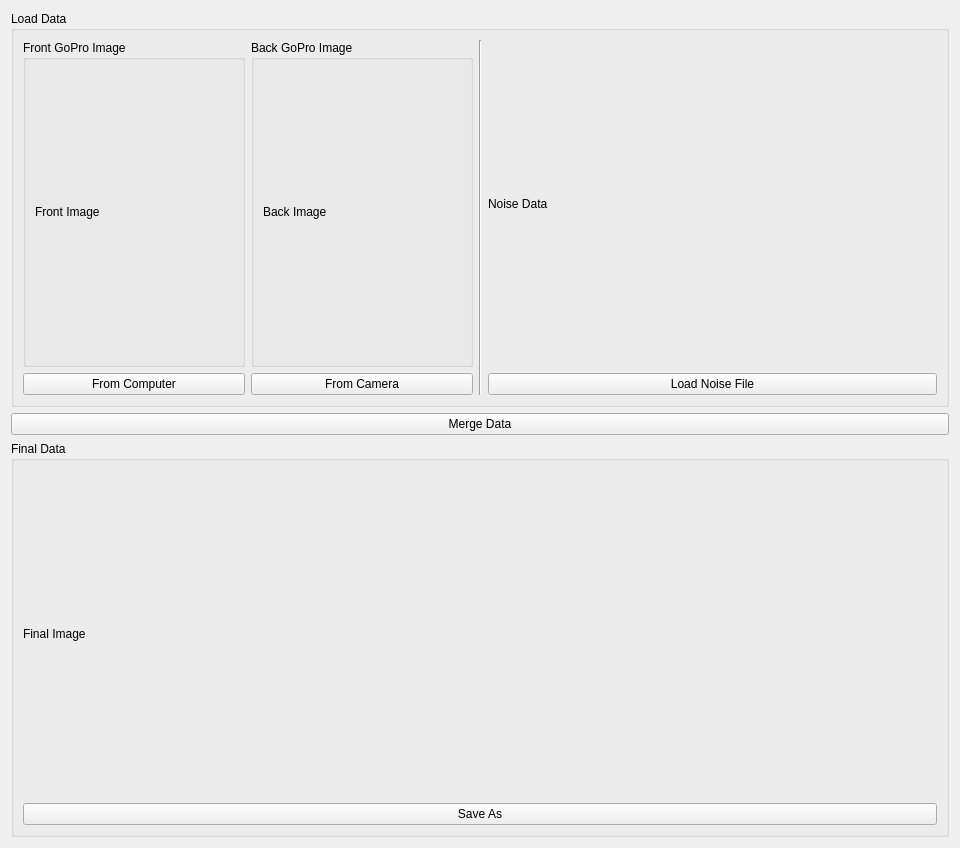
Above: src/views/MergeDataWidget.ui from frmeu9/projet_fin_etude before the change. Below: the same form after it.
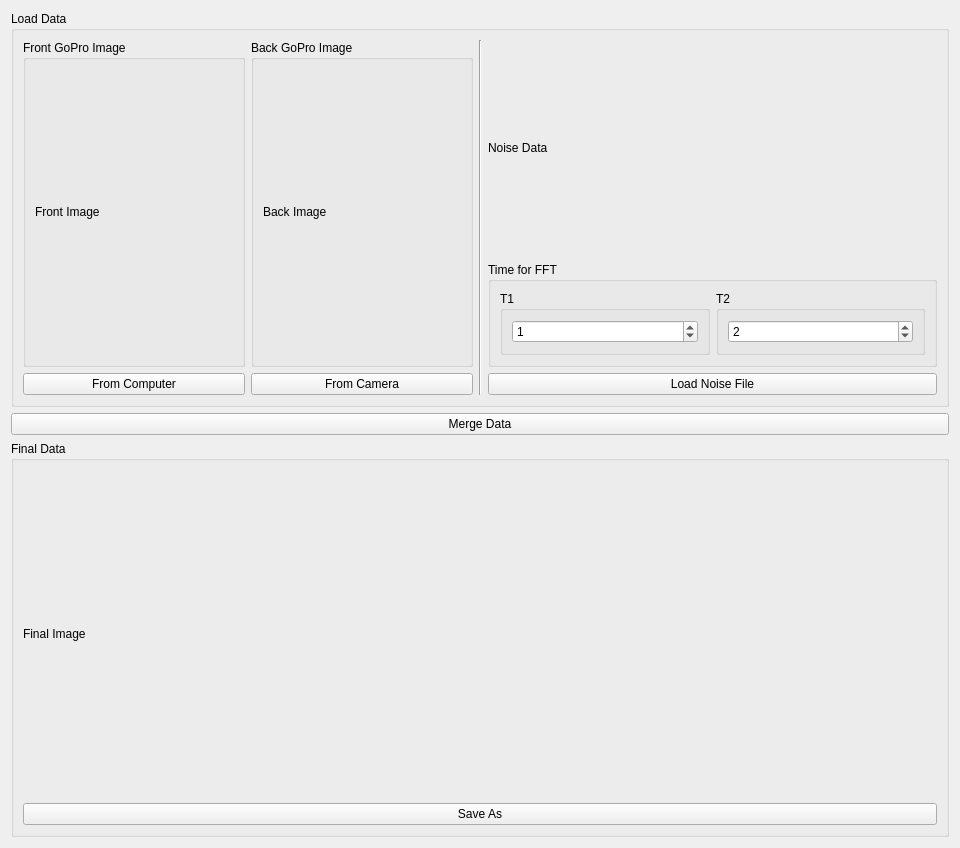
That is the form after the change.

Diff of the .ui file:
```diff
--- a/src/views/MergeDataWidget.ui
+++ b/src/views/MergeDataWidget.ui
@@ -56,36 +56,6 @@
      <layout class="QGridLayout" name="gridLayout_5">
       <item row="0" column="0">
        <layout class="QGridLayout" name="LAYOUT_loadDAta">
-        <item row="0" column="2">
-         <layout class="QVBoxLayout" name="LAYOUT_noiseData">
-          <item>
-           <widget class="QLabel" name="LA_noiseData">
-            <property name="sizePolicy">
-             <sizepolicy hsizetype="Preferred" vsizetype="Preferred">
-              <horstretch>0</horstretch>
-              <verstretch>0</verstretch>
-             </sizepolicy>
-            </property>
-            <property name="text">
-             <string>Noise Data</string>
-            </property>
-           </widget>
-          </item>
-          <item>
-           <widget class="QPushButton" name="PB_loadNoiseFile">
-            <property name="sizePolicy">
-             <sizepolicy hsizetype="Preferred" vsizetype="Maximum">
-              <horstretch>0</horstretch>
-              <verstretch>0</verstretch>
-             </sizepolicy>
-            </property>
-            <property name="text">
-             <string>Load Noise File</string>
-            </property>
-           </widget>
-          </item>
-         </layout>
-        </item>
         <item row="0" column="1">
          <widget class="Line" name="LINE_dataSeparator">
           <property name="orientation">
@@ -153,6 +123,89 @@
           </item>
          </layout>
         </item>
+        <item row="0" column="2">
+         <layout class="QGridLayout" name="gridLayout_8">
+          <item row="0" column="0">
+           <widget class="QLabel" name="LA_noiseData">
+            <property name="sizePolicy">
+             <sizepolicy hsizetype="Preferred" vsizetype="Preferred">
+              <horstretch>0</horstretch>
+              <verstretch>0</verstretch>
+             </sizepolicy>
+            </property>
+            <property name="text">
+             <string>Noise Data</string>
+            </property>
+           </widget>
+          </item>
+          <item row="1" column="0">
+           <widget class="QGroupBox" name="groupBox_3">
+            <property name="sizePolicy">
+             <sizepolicy hsizetype="Preferred" vsizetype="Fixed">
+              <horstretch>0</horstretch>
+              <verstretch>0</verstretch>
+             </sizepolicy>
+            </property>
+            <property name="title">
+             <string>Time for FFT</string>
+            </property>
+            <layout class="QHBoxLayout" name="horizontalLayout_2">
+             <item>
+              <widget class="QGroupBox" name="groupBox_5">
+               <property name="sizePolicy">
+                <sizepolicy hsizetype="Preferred" vsizetype="Maximum">
+                 <horstretch>0</horstretch>
+                 <verstretch>0</verstretch>
+                </sizepolicy>
+               </property>
+               <property name="title">
+                <string>T1</string>
+               </property>
+               <layout class="QGridLayout" name="gridLayout_10">
+                <item row="0" column="0">
+                 <widget class="QSpinBox" name="SB_time1">
+                  <property name="value">
+                   <number>1</number>
+                  </property>
+                 </widget>
+                </item>
+               </layout>
+              </widget>
+             </item>
+             <item>
+              <widget class="QGroupBox" name="groupBox_4">
+               <property name="title">
+                <string>T2</string>
+               </property>
+               <layout class="QGridLayout" name="gridLayout_9">
+                <item row="0" column="0">
+                 <widget class="QSpinBox" name="SB_time2">
+                  <property name="value">
+                   <number>2</number>
+                  </property>
+                 </widget>
+                </item>
+               </layout>
+              </widget>
+             </item>
+            </layout>
+           </widget>
+          </item>
+          <item row="2" column="0">
+           <widget class="QPushButton" name="PB_loadNoiseFile">
+            <property name="sizePolicy">
+             <sizepolicy hsizetype="Preferred" vsizetype="Maximum">
+              <horstretch>0</horstretch>
+              <verstretch>0</verstretch>
+             </sizepolicy>
+            </property>
+            <property name="text">
+             <string>Load Noise File</string>
+            </property>
+           </widget>
+          </item>
+         </layout>
+        </item>
        </layout>
       </item>
      </layout>
```
